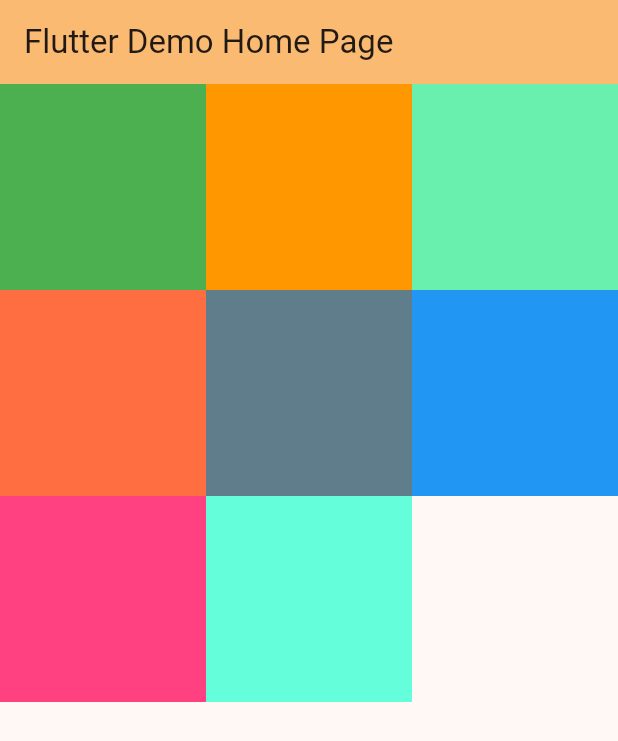
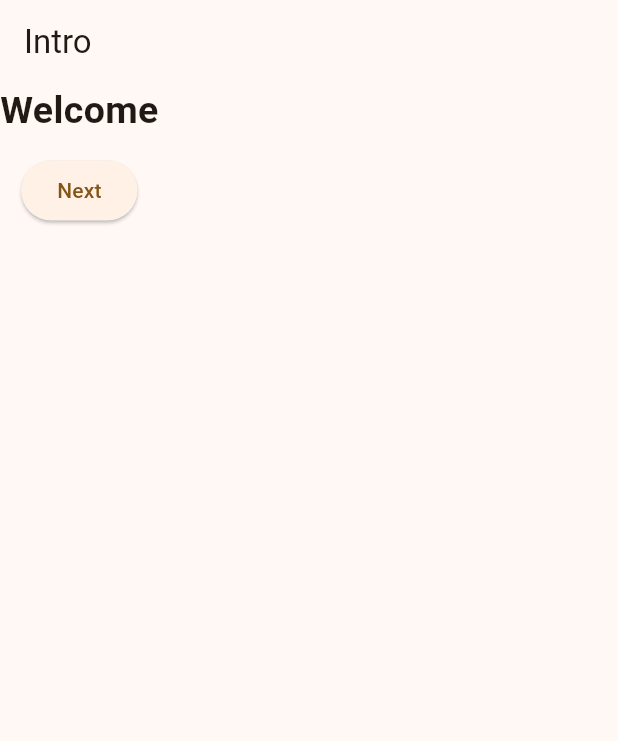
Before and after one commit to anjana732/Flutter, a Flutter app: the screen it shows after launch, on a phone screen of 412 x 824 dp. Shown: the top 741 px of the screen. Run offline on Flutter 3.47's test engine with Material 2 defaults, Android fonts, the phone set to English and light mode, and no system bars.

Commit message:
Added new screen

```diff
--- /dev/null
+++ b/firstproject/lib/IntroPage.dart
@@ -0,0 +1,29 @@
+import 'package:firstproject/main.dart';
+import 'package:flutter/material.dart';
+
+class IntroPage extends StatelessWidget{
+  @override
+  Widget build(BuildContext context) {
+    return Scaffold(
+      appBar: AppBar(
+        title: Text('Intro'),
+      ),
+      body: Column(
+        children: [
+          Text('Welcome',style: TextStyle(
+            fontSize: 25,
+            fontWeight: FontWeight.bold,
+          )),
+          SizedBox(
+            height: 11,
+          ),
+          ElevatedButton(onPressed: (){
+            Navigator.push(context, MaterialPageRoute(builder: (context) => MyHomePage(title: 'ABC' ,),));
+          }, child: Text('Next'))
+        ],
+
+      ),
+    );
+  }
+
+}
--- a/firstproject/lib/main.dart
+++ b/firstproject/lib/main.dart
@@ -1,4 +1,6 @@
 import 'package:flutter/material.dart';
+
+import 'IntroPage.dart';
 
 void main() {
   runApp(const MyApp());
@@ -14,7 +16,8 @@ class MyApp extends StatelessWidget {
         colorScheme: ColorScheme.fromSeed(seedColor: Colors.orangeAccent),
         useMaterial3: true,
       ),
-      home: const MyHomePage(title: 'Flutter Demo Home Page'),
+      home: IntroPage(),
+       //const MyHomePage(title: 'Flutter Demo Home Page'),
     );
   }
 }
```
